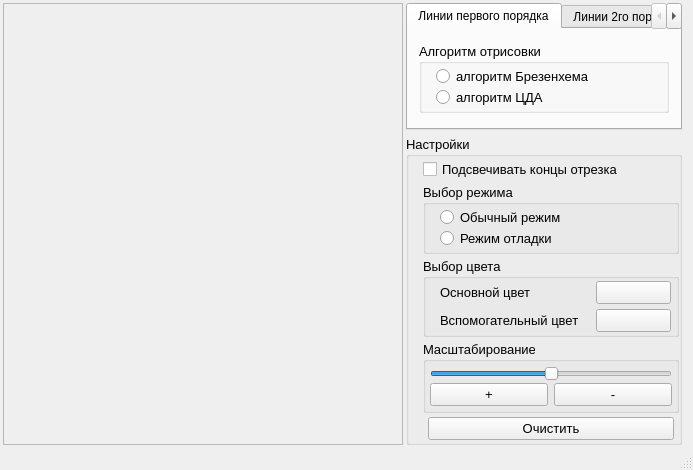
Old version of the form mainwindow.ui in the repository asvitenkov/GIIS.
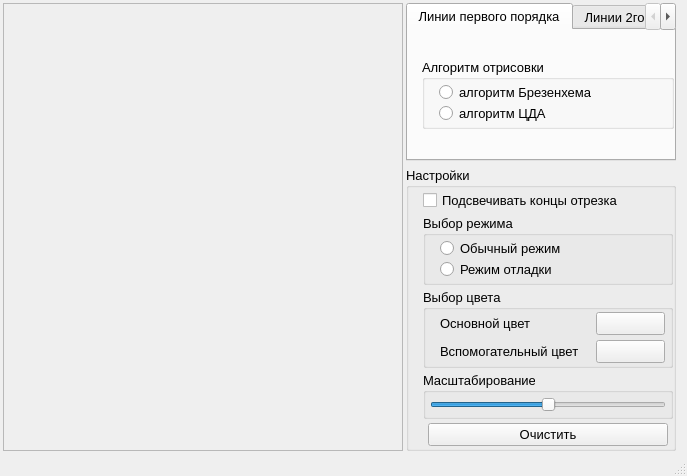
New version of the form. The open tabs and pages were chosen to show the change.

Commit message: исправил  баг в параболе при отрицательном значении р

What changed in the file:
```diff
--- a/mainwindow.ui
+++ b/mainwindow.ui
@@ -6,8 +6,8 @@
    <rect>
     <x>0</x>
     <y>0</y>
-    <width>691</width>
-    <height>470</height>
+    <width>687</width>
+    <height>476</height>
    </rect>
   </property>
   <property name="windowTitle">
@@ -80,6 +80,11 @@
           <height>1500</height>
          </size>
         </property>
+        <property name="font">
+         <font>
+          <pointsize>10</pointsize>
+         </font>
+        </property>
         <property name="tabShape">
          <enum>QTabWidget::Rounded</enum>
         </property>
@@ -90,25 +95,42 @@
          <bool>false</bool>
         </property>
         <widget class="QWidget" name="algorithmLinesTab">
+         <property name="font">
+          <font>
+           <pointsize>10</pointsize>
+          </font>
+         </property>
          <attribute name="title">
           <string>Линии первого порядка</string>
          </attribute>
          <layout class="QGridLayout" name="gridLayout_8">
-          <property name="sizeConstraint">
-           <enum>QLayout::SetMinimumSize</enum>
+          <property name="leftMargin">
+           <number>14</number>
+          </property>
+          <property name="topMargin">
+           <number>2</number>
+          </property>
+          <property name="rightMargin">
+           <number>0</number>
+          </property>
+          <property name="bottomMargin">
+           <number>2</number>
+          </property>
+          <property name="spacing">
+           <number>0</number>
           </property>
           <item row="0" column="0">
            <widget class="QGroupBox" name="groupBox">
             <property name="minimumSize">
              <size>
               <width>250</width>
-              <height>70</height>
+              <height>0</height>
              </size>
             </property>
             <property name="maximumSize">
              <size>
               <width>320</width>
-              <height>70</height>
+              <height>500</height>
              </size>
             </property>
             <property name="font">
@@ -139,14 +161,6 @@
               <number>0</number>
              </property>
              <item row="0" column="0">
-              <layout class="QVBoxLayout" name="verticalLayout" stretch="5,2">
-               <property name="spacing">
-                <number>0</number>
-               </property>
-               <property name="sizeConstraint">
-                <enum>QLayout::SetMinimumSize</enum>
-               </property>
-               <item>
                 <widget class="QRadioButton" name="radioBtnAlgBrezenhema">
                  <property name="font">
                   <font>
@@ -158,7 +172,7 @@
                  </property>
                 </widget>
                </item>
-               <item>
+             <item row="1" column="0">
                 <widget class="QRadioButton" name="radioBtnAlgDDA">
                  <property name="font">
                   <font>
@@ -171,8 +185,6 @@
                 </widget>
                </item>
               </layout>
-             </item>
-            </layout>
            </widget>
           </item>
          </layout>
@@ -230,11 +242,6 @@
           </item>
          </layout>
         </widget>
-        <widget class="QWidget" name="tab_2">
-         <attribute name="title">
-          <string>Tab 2</string>
-         </attribute>
-        </widget>
        </widget>
       </item>
       <item>
@@ -317,40 +324,6 @@
             <property name="spacing">
              <number>2</number>
             </property>
-            <item row="1" column="0">
-             <layout class="QHBoxLayout" name="horizontalLayout">
-              <property name="spacing">
-               <number>6</number>
-              </property>
-              <property name="topMargin">
-               <number>0</number>
-              </property>
-              <item>
-               <widget class="QPushButton" name="btnZoomIn">
-                <property name="font">
-                 <font>
-                  <pointsize>10</pointsize>
-                 </font>
-                </property>
-                <property name="text">
-                 <string>+</string>
-                </property>
-               </widget>
-              </item>
-              <item>
-               <widget class="QPushButton" name="btnZoomOut">
-                <property name="font">
-                 <font>
-                  <pointsize>10</pointsize>
-                 </font>
-                </property>
-                <property name="text">
-                 <string>-</string>
-                </property>
-               </widget>
-              </item>
-             </layout>
-            </item>
             <item row="0" column="0">
              <widget class="QSlider" name="zoomSlider">
               <property name="minimum">
```
Left out of the diff: 33 changed lines with no effect on the pictures. Lines whose indentation alone changed are shown as unchanged. The commit also changes 2 other files.
